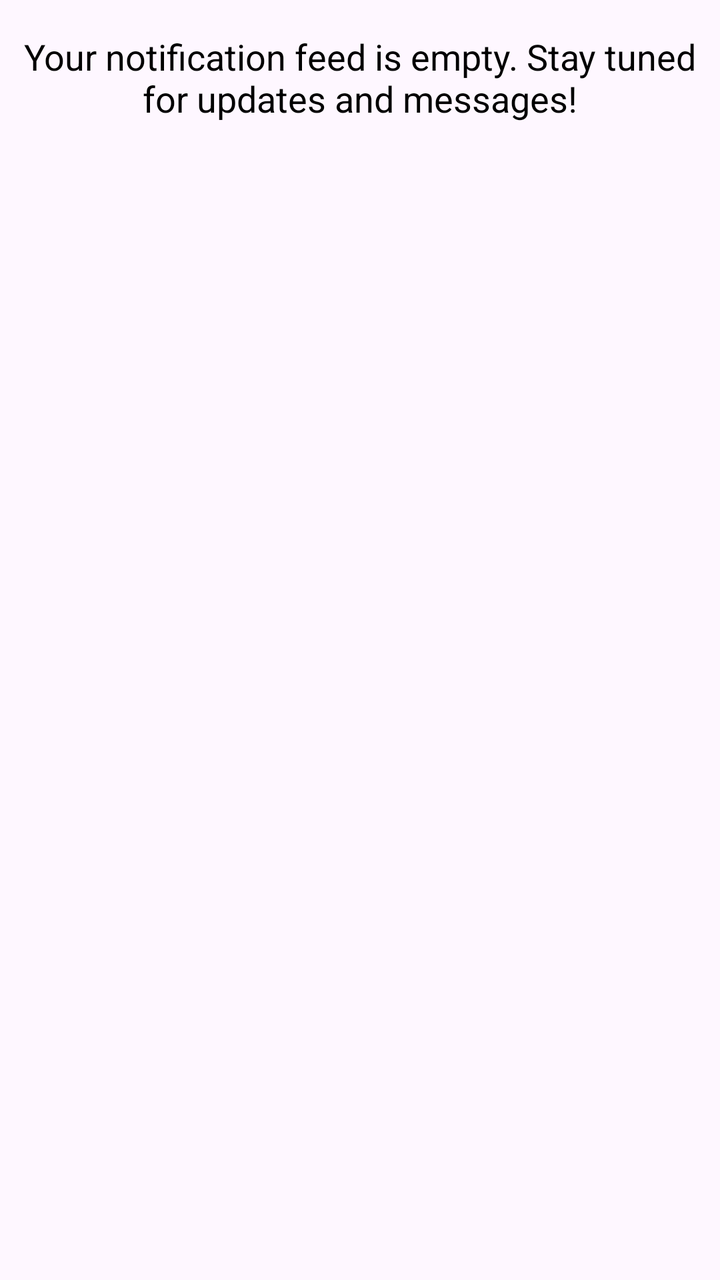
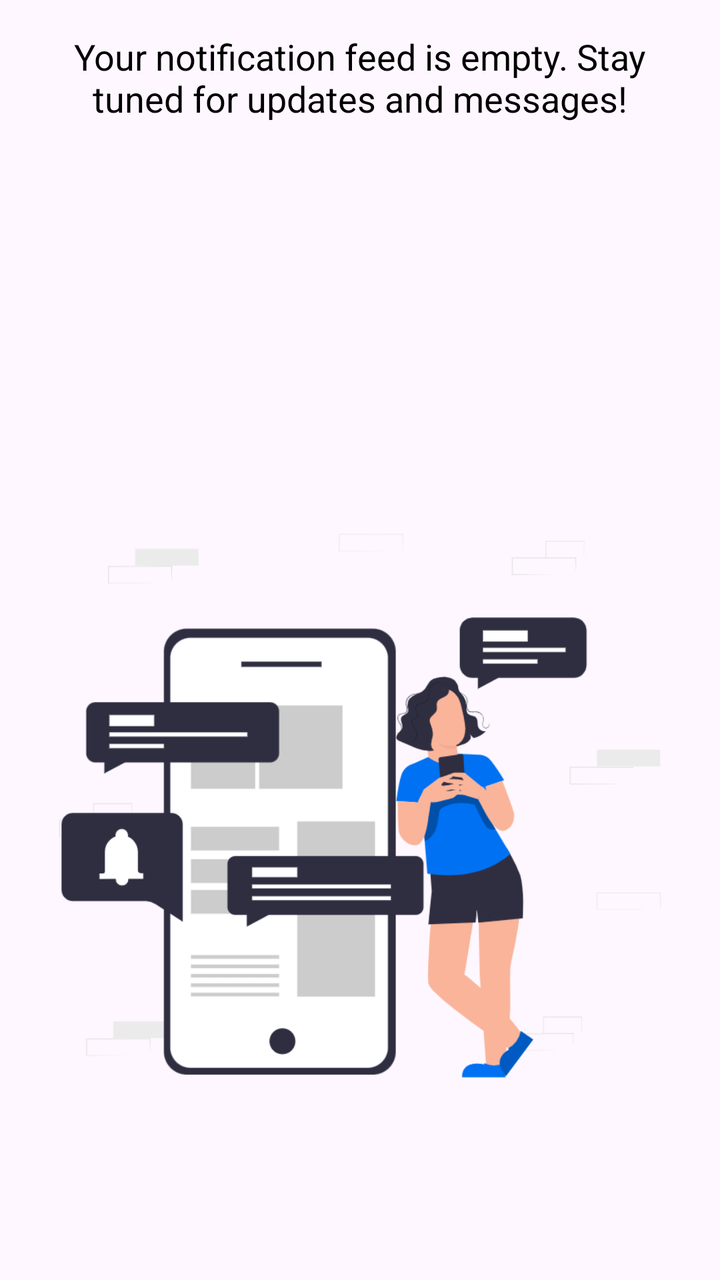

Before-and-after screenshots of an Android layout around one commit, followed by the original layout XML and the change that was made.
<!-- AndroidManifest.xml: application theme Theme.MSApplication -->
<!-- res/layout/activity_notification.xml -->
<?xml version="1.0" encoding="utf-8"?>
<androidx.core.widget.NestedScrollView
    xmlns:android="http://schemas.android.com/apk/res/android"
    xmlns:app="http://schemas.android.com/apk/res-auto"
    xmlns:tools="http://schemas.android.com/tools"
    android:layout_width="match_parent"
    android:layout_height="match_parent"
    tools:context=".NotificationActivity">

    <androidx.constraintlayout.widget.ConstraintLayout
        android:layout_width="match_parent"
        android:layout_height="wrap_content">

        <TextView
            android:id="@+id/noNotification_tv"
            android:layout_width="match_parent"
            android:layout_height="wrap_content"
            app:layout_constraintTop_toTopOf="parent"
            app:layout_constraintStart_toStartOf="parent"
            app:layout_constraintEnd_toEndOf="parent"
            android:layout_marginTop="16dp"
            android:text="Your notification feed is empty. Stay tuned for updates and messages!"
            android:textSize="18sp"
            android:gravity="center"
            android:textColor="@color/black"/>

        <androidx.recyclerview.widget.RecyclerView
            android:id="@+id/recycler_view"
            android:layout_width="match_parent"
            android:layout_height="wrap_content"
            app:layout_constraintTop_toBottomOf="@id/noNotification_tv"
            app:layout_constraintStart_toStartOf="parent"
            app:layout_constraintEnd_toEndOf="parent" />

    </androidx.constraintlayout.widget.ConstraintLayout>
</androidx.core.widget.NestedScrollView>
<!-- resources referenced by this layout -->
<resources>
  <color name="black">#FF000000</color>
  <style name="Theme.MSApplication" parent="Base.Theme.MSApplication" />
  <style name="Base.Theme.MSApplication" parent="Theme.Material3.DayNight.NoActionBar">
          
          
          <item name="colorPrimary">@color/Cinnabar</item>
          <item name="colorPrimaryVariant">@color/Jaffa</item>
          <item name="android:statusBarColor">@color/PrimaryColor</item>
      </style>
  <color name="Cinnabar">#129DE8</color>
  <color name="Jaffa">#129DE8</color>
  <color name="PrimaryColor">#129DE8</color>
</resources>

<!-- the commit's change to res/layout/activity_notification.xml (unified diff, before → after) -->
@@ -5,6 +5,7 @@
     xmlns:tools="http://schemas.android.com/tools"
     android:layout_width="match_parent"
     android:layout_height="match_parent"
+    android:layout_marginVertical="16dp"
     tools:context=".NotificationActivity">
 
     <androidx.constraintlayout.widget.ConstraintLayout
@@ -19,18 +20,32 @@
             app:layout_constraintStart_toStartOf="parent"
             app:layout_constraintEnd_toEndOf="parent"
             android:layout_marginTop="16dp"
+            android:layout_marginHorizontal="16dp"
             android:text="Your notification feed is empty. Stay tuned for updates and messages!"
             android:textSize="18sp"
             android:gravity="center"
             android:textColor="@color/black"/>
 
+        <ImageView
+            android:id="@+id/noNotification_img"
+            android:layout_width="match_parent"
+            android:layout_height="wrap_content"
+            app:layout_constraintTop_toBottomOf="@id/noNotification_tv"
+            app:layout_constraintStart_toStartOf="parent"
+            app:layout_constraintEnd_toEndOf="parent"
+            android:src="@drawable/no_notifications"/>
+
         <androidx.recyclerview.widget.RecyclerView
             android:id="@+id/recycler_view"
             android:layout_width="match_parent"
             android:layout_height="wrap_content"
-            app:layout_constraintTop_toBottomOf="@id/noNotification_tv"
+            app:layout_constraintTop_toBottomOf="@id/noNotification_img"
             app:layout_constraintStart_toStartOf="parent"
-            app:layout_constraintEnd_toEndOf="parent" />
+            app:layout_constraintEnd_toEndOf="parent"
+            android:layout_marginHorizontal="16dp"
+            app:layout_constraintVertical_weight="1"
+            app:layout_constraintHorizontal_weight="1"/>
 
     </androidx.constraintlayout.widget.ConstraintLayout>
+
 </androidx.core.widget.NestedScrollView>
<!-- resource entries referenced after the edit -->
@@ -1,6 +1,7 @@
 <!-- resources referenced by this layout -->
 <resources>
   <color name="black">#FF000000</color>
+  <!-- drawable no_notifications: png bitmap (drawable, 56158 bytes) -->
   <style name="Theme.MSApplication" parent="Base.Theme.MSApplication" />
   <style name="Base.Theme.MSApplication" parent="Theme.Material3.DayNight.NoActionBar">
           
